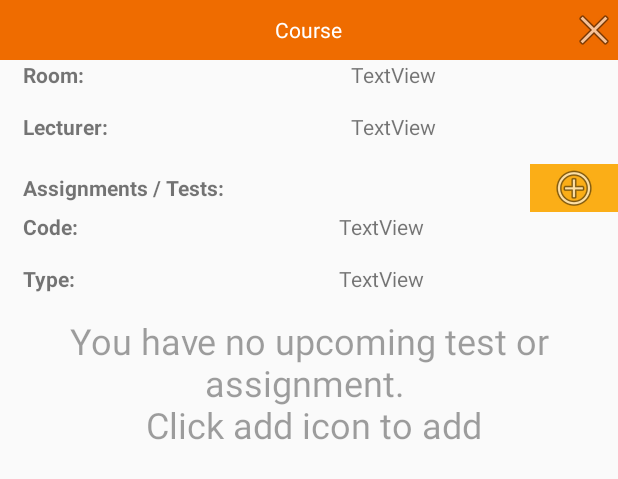
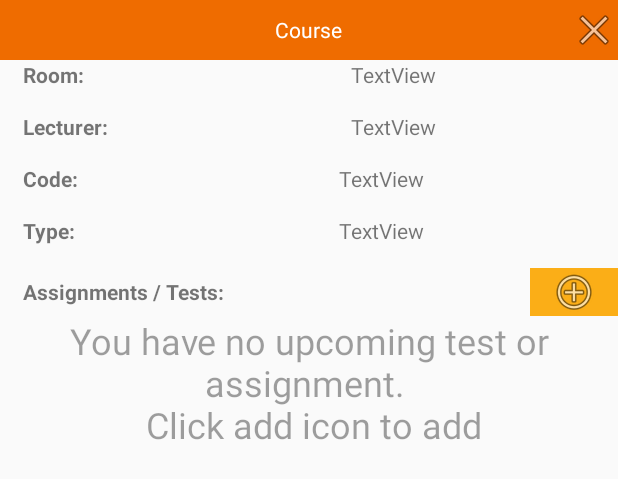
Before and after one commit to screenableinc/Project_Abel, an Android app: the layout class_details.xml on its own in the app's theme, with its tools: preview values and no code run, on a phone screen of 412 x 824 dp. Shown: the top 479 px of the screen. Run offline under Robolectric (Android 15) with nearby library versions, the phone set to English and light mode, and no system bars.

Commit message:
in_progress

```diff
--- a/app/src/main/java/com/example/ac/project_abel/MainActivity.java
+++ b/app/src/main/java/com/example/ac/project_abel/MainActivity.java
@@ -90,6 +90,12 @@ public class MainActivity extends AppCompatActivity {
         String name = sharedPref.getString("name", null);
         String classes = sharedPref.getString("classes", null);
         String f_classes = sharedPref.getString("free_classes", null);
+        String t_a = sharedPref.getString("tests_and_ass",null);
+        if (t_a==null){
+            SharedPreferences.Editor editor = sharedPref.edit();
+            editor.putString("tests_and_ass",new JSONArray().toString());
+            editor.commit();
+        }
         selection = sharedPref.getString("selection",null);
         int displaywidth = getWindowManager().getDefaultDisplay().getHeight();
 //        BroadcastReceiver alarmreceiver = new BroadcastReceiver() {
--- a/app/src/main/res/layout/class_details.xml
+++ b/app/src/main/res/layout/class_details.xml
@@ -100,29 +100,6 @@
                 android:orientation="horizontal">
 
                 <TextView
-                    android:id="@+id/textView5"
-                    android:layout_width="wrap_content"
-                    android:layout_height="wrap_content"
-                    android:layout_gravity="center"
-                    android:layout_marginLeft="15dp"
-                    android:layout_weight="1"
-                    android:text="Assignments / Tests: "
-                    android:textStyle="bold" />
-
-                <ImageButton
-                    android:id="@+id/add_t_a"
-                    android:layout_width="wrap_content"
-                    android:layout_height="wrap_content"
-                    android:layout_weight="0.13"
-                    android:background="?attr/colorAccent"
-                    app:srcCompat="@android:drawable/ic_menu_add" />
-            </LinearLayout>
-            <LinearLayout
-                android:layout_width="match_parent"
-                android:layout_height="match_parent"
-                android:orientation="horizontal">
-
-                <TextView
 
 
                     android:layout_width="match_parent"
@@ -171,6 +148,36 @@
 
             </LinearLayout>
 
+            <LinearLayout
+                android:layout_width="match_parent"
+                android:layout_height="match_parent"
+                android:orientation="horizontal">
+
+                <TextView
+                    android:id="@+id/textView5"
+                    android:layout_width="wrap_content"
+                    android:layout_height="wrap_content"
+                    android:layout_gravity="center"
+                    android:layout_marginLeft="15dp"
+                    android:layout_weight="1"
+                    android:text="Assignments / Tests: "
+                    android:textStyle="bold" />
+
+                <ImageButton
+                    android:id="@+id/add_t_a"
+                    android:layout_width="wrap_content"
+                    android:layout_height="wrap_content"
+                    android:layout_weight="0.13"
+                    android:background="?attr/colorAccent"
+                    app:srcCompat="@android:drawable/ic_menu_add" />
+            </LinearLayout>
+
+            <LinearLayout
+                android:id="@+id/tests"
+                android:layout_width="match_parent"
+                android:layout_height="match_parent"
+                android:orientation="vertical"></LinearLayout>
+
             <FrameLayout
                 android:layout_width="match_parent"
                 android:layout_height="match_parent">
--- a/app/src/main/res/values/styles.xml
+++ b/app/src/main/res/values/styles.xml
@@ -21,8 +21,8 @@
         <item name="colorPrimary">@color/colorPrimary</item>
         <item name="colorPrimaryDark">@color/colorPrimaryDark</item>
         <item name="colorAccent">@color/colorAccent</item>
-        <item name="windowActionBar">false</item>
-        <item name="windowNoTitle">true</item>
+
+
 
 
     </style>
```
Also changed, not shown: app/src/main/java/com/example/ac/project_abel/Toggle.java (+125 -3 lines).
